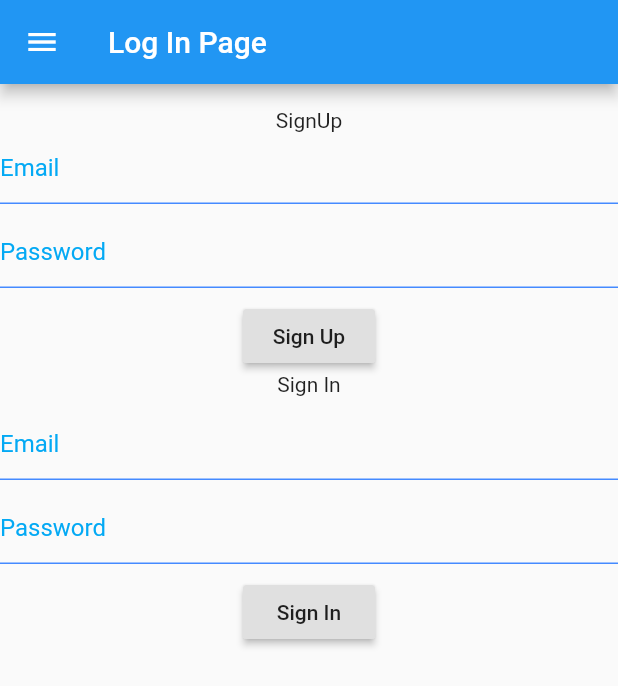
After one commit to Elankumaran98/simple_loginpage, a Flutter app: the screen it shows after launch, on a phone screen of 412 x 824 dp. The commit adds this screen. Shown: the top 686 px of the screen. Run offline on Flutter 3.47's test engine with Material 2 defaults, Android fonts, the phone set to English and light mode, and no system bars; our stand-ins replace firebase_auth, firebase_core; accounts and stored records are empty.

Commit message:
bug fixed

```diff
--- /dev/null
+++ b/lib/screens/sign.dart
@@ -0,0 +1,130 @@
+import 'dart:async';
+
+import 'package:firebase_auth/firebase_auth.dart';
+import 'package:flutter/material.dart';
+import 'package:simple_loginpage/screens/welcome_in.dart';
+import 'package:simple_loginpage/screens/welcome_up.dart';
+import 'package:simple_loginpage/widgets/widget.dart';
+
+class Sign extends StatefulWidget {
+  @override
+  _SignState createState() => _SignState();
+}
+
+class _SignState extends State<Sign> {
+   bool darkTheme = false;
+  String _email, _password;
+  final auth = FirebaseAuth.instance;
+  @override
+  Widget build(BuildContext context) {
+    return MaterialApp(
+      debugShowCheckedModeBanner: false,
+      home: Scaffold(
+        appBar: appBarMain(context),
+        body: Column(
+          children: [
+            SizedBox(height: 16.0),
+            Text("SignUp"),
+            TextField(
+              decoration: textInputDecoration("Email"),
+              keyboardType: TextInputType.emailAddress,
+              onChanged: (value) {
+                setState(() {
+                  _email = value.trim();
+                });
+              },
+            ),
+            SizedBox(
+              height: 8.0,
+            ),
+            TextField(
+              decoration: textInputDecoration("Password"),
+              keyboardType: TextInputType.visiblePassword,
+              onChanged: (value) {
+                setState(() {
+                  _password = value.trim();
+                });
+              },
+            ),
+            SizedBox(
+              height: 8.0,
+            ),
+            RaisedButton(
+                child: Text("Sign Up"),
+                onPressed: () {
+                  auth.createUserWithEmailAndPassword(
+                      email: _email, password: _password);
+                  Navigator.of(context).pushReplacement(
+                      MaterialPageRoute(builder: (context) => WelcomeUp()));
+                }),
+            Text("Sign In"),
+            SizedBox(
+              height: 8.0,
+            ),
+            TextField(
+              decoration: textInputDecoration("Email"),
+              keyboardType: TextInputType.emailAddress,
+              onChanged: (value) {
+                setState(() {
+                  _email = value.trim();
+                });
+              },
+            ),
+            SizedBox(
+              height: 8.0,
+            ),
+            TextField(
+              decoration: textInputDecoration("Password"),
+              onChanged: (value) {
+                setState(() {
+                  _password = value.trim();
+                });
+              },
+            ),
+            SizedBox(
+              height: 8.0,
+            ),
+            RaisedButton(
+                child: Text("Sign In"),
+                onPressed: () {
+                  auth.signInWithEmailAndPassword(
+                      email: _email, password: _password);
+                  Navigator.of(context).pushReplacement(
+                      MaterialPageRoute(builder: (context) => WelcomeIn()));
+                }),
+            SizedBox(
+              height: 8.0,
+            ),
+          ],
+        ),
+        drawer: Drawer(
+          child: ListView(
+            children: <Widget>[
+              ListTile(
+                title: Text("Dark Theme"),
+                trailing: Switch(
+                  value: darkTheme,
+                  onChanged: (changed) {
+                    setState(() {
+                      darkTheme = changed;
+                    });
+                  },
+                ),
+              )
+            ],
+          ),
+        ),
+      ),
+       theme: darkTheme ? ThemeData.dark() : ThemeData.light(),
+    );
+  }
+}
+
+class Bloc {
+  // ignore: close_sinks
+  final _themeController = StreamController<bool>();
+  get changeTheme => _themeController.sink.add;
+  get darkThemeEnabled => _themeController.stream;
+}
+
+final bloc = Bloc();
```
Also changed, not shown: lib/main.dart (+2 -112 lines), lib/screens/signin.dart (deleted, +0 -55 lines), lib/screens/signup.dart (deleted, +0 -53 lines).
